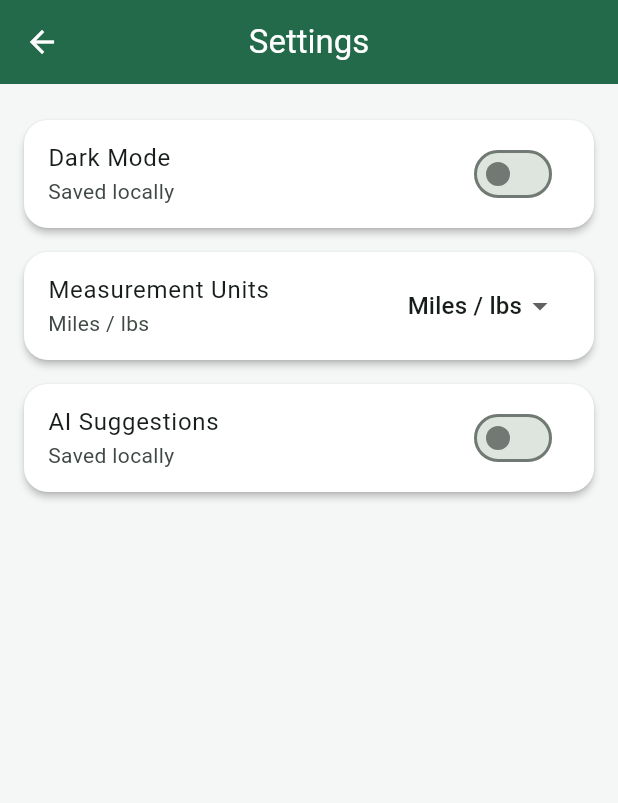
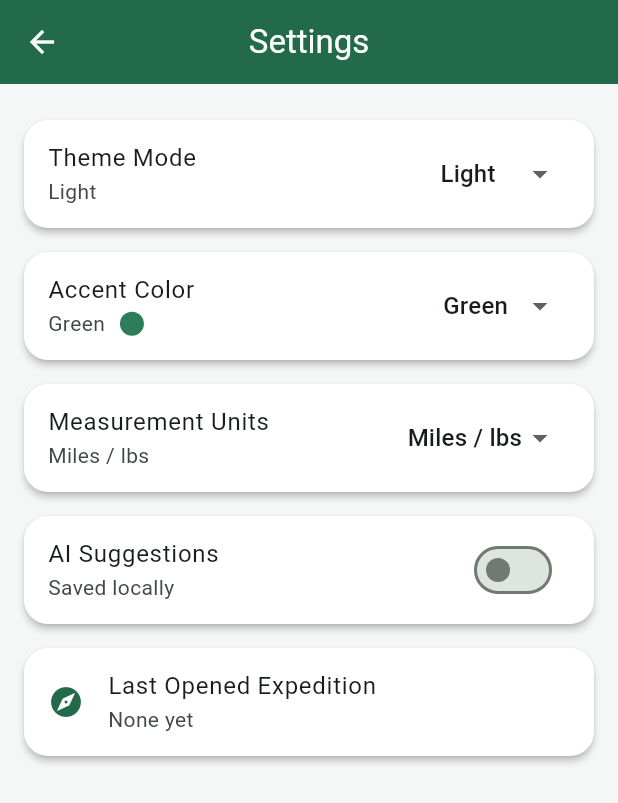
Before and after one commit to raifnjie/Expedition_planner_Team_U7, a Flutter app: the SettingsScreen screen opened by its route, after a tap on "AI Suggestions", on a phone screen of 412 x 824 dp. Shown: the top 803 px of the screen. Run offline on Flutter 3.47's test engine with Material 3 defaults, Android fonts, the light colour scheme and no system bars; our stand-ins replace shared_preferences, sqflite; accounts and stored records are empty.

Commit message:
persist settings and add last opened expedition support

```diff
--- a/lib/screens/dashboard_screen.dart
+++ b/lib/screens/dashboard_screen.dart
@@ -1,6 +1,7 @@
 import 'package:flutter/material.dart';
 import '../models/expedition.dart';
 import '../services/database_helper.dart';
+import '../services/app_settings.dart';
 import '../widgets/expedition_card.dart';
 
 class DashboardScreen extends StatefulWidget {
@@ -46,6 +47,8 @@ class _DashboardScreenState extends State<DashboardScreen> {
   }
 
   Future<void> openDetailsScreen(Expedition expedition) async {
+    await AppSettings.instance.setLastOpenedExpedition(expedition);
+
     await Navigator.pushNamed(
       context,
       '/expedition-details',
@@ -57,6 +60,15 @@ class _DashboardScreenState extends State<DashboardScreen> {
 
   @override
   Widget build(BuildContext context) {
+    return AnimatedBuilder(
+      animation: AppSettings.instance,
+      builder: (context, _) {
+        final settings = AppSettings.instance;
+        final lastOpened = expeditions.cast<Expedition?>().firstWhere(
+              (e) => e?.id == settings.lastOpenedExpeditionId,
+              orElse: () => null,
+            );
+
         return Scaffold(
           appBar: AppBar(
             title: const Text('Expedition Planner'),
@@ -86,6 +98,20 @@ class _DashboardScreenState extends State<DashboardScreen> {
                     'Create, view, edit, and manage your trips offline.',
                     style: TextStyle(color: Colors.grey.shade700),
                   ),
+                  if (lastOpened != null) ...[
+                    const SizedBox(height: 16),
+                    Card(
+                      child: ListTile(
+                        leading: const Icon(Icons.history),
+                        title: const Text('Last Opened Expedition'),
+                        subtitle: Text(lastOpened.name),
+                        trailing: TextButton(
+                          onPressed: () => openDetailsScreen(lastOpened),
+                          child: const Text('Open'),
+                        ),
+                      ),
+                    ),
+                  ],
                   const SizedBox(height: 16),
                   Expanded(
                     child: isLoading
@@ -130,5 +156,7 @@ class _DashboardScreenState extends State<DashboardScreen> {
             label: const Text('New Expedition'),
           ),
         );
+      },
+    );
   }
 }
--- a/lib/screens/settings_screen.dart
+++ b/lib/screens/settings_screen.dart
@@ -1,86 +1,96 @@
 import 'package:flutter/material.dart';
-import 'package:shared_preferences/shared_preferences.dart';
+import '../services/app_settings.dart';
+import '../theme/app_theme.dart';
 
-class SettingsScreen extends StatefulWidget {
+class SettingsScreen extends StatelessWidget {
   const SettingsScreen({super.key});
 
   @override
-  State<SettingsScreen> createState() => _SettingsScreenState();
-}
+  Widget build(BuildContext context) {
+    return AnimatedBuilder(
+      animation: AppSettings.instance,
+      builder: (context, _) {
+        final settings = AppSettings.instance;
+        final scheme = Theme.of(context).colorScheme;
 
-class _SettingsScreenState extends State<SettingsScreen> {
-  bool darkMode = false;
-  bool aiSuggestions = true;
-  String selectedUnit = 'Miles / lbs';
-  bool isLoading = true;
-
-  @override
-  void initState() {
-    super.initState();
-    loadSettings();
-  }
-
-  Future<void> loadSettings() async {
-    final prefs = await SharedPreferences.getInstance();
-
-    if (!mounted) return;
-    setState(() {
-      darkMode = prefs.getBool('darkMode') ?? false;
-      aiSuggestions = prefs.getBool('aiSuggestions') ?? true;
-      selectedUnit = prefs.getString('selectedUnit') ?? 'Miles / lbs';
-      isLoading = false;
-    });
-  }
-
-  Future<void> saveDarkMode(bool value) async {
-    final prefs = await SharedPreferences.getInstance();
-    await prefs.setBool('darkMode', value);
-    setState(() {
-      darkMode = value;
-    });
-  }
-
-  Future<void> saveAiSuggestions(bool value) async {
-    final prefs = await SharedPreferences.getInstance();
-    await prefs.setBool('aiSuggestions', value);
-    setState(() {
-      aiSuggestions = value;
-    });
-  }
-
-  Future<void> saveUnits(String value) async {
-    final prefs = await SharedPreferences.getInstance();
-    await prefs.setString('selectedUnit', value);
-    setState(() {
-      selectedUnit = value;
-    });
-  }
-
-  @override
-  Widget build(BuildContext context) {
         return Scaffold(
           appBar: AppBar(
             title: const Text('Settings'),
           ),
-      body: isLoading
-          ? const Center(child: CircularProgressIndicator())
-          : ListView(
+          body: ListView(
             padding: const EdgeInsets.all(16),
             children: [
               Card(
-                  child: SwitchListTile(
-                    value: darkMode,
-                    onChanged: saveDarkMode,
-                    title: const Text('Dark Mode'),
-                    subtitle: const Text('Saved locally'),
+                child: ListTile(
+                  title: const Text('Theme Mode'),
+                  subtitle: Text(settings.themeModeLabel),
+                  trailing: DropdownButton<ThemeMode>(
+                    value: settings.themeMode,
+                    underline: const SizedBox(),
+                    items: const [
+                      DropdownMenuItem(
+                        value: ThemeMode.light,
+                        child: Text('Light'),
+                      ),
+                      DropdownMenuItem(
+                        value: ThemeMode.dark,
+                        child: Text('Dark'),
+                      ),
+                      DropdownMenuItem(
+                        value: ThemeMode.system,
+                        child: Text('System'),
+                      ),
+                    ],
+                    onChanged: (value) {
+                      if (value != null) {
+                        settings.setThemeMode(value);
+                      }
+                    },
+                  ),
+                ),
+              ),
+              Card(
+                child: ListTile(
+                  title: const Text('Accent Color'),
+                  subtitle: Row(
+                    children: [
+                      Text(settings.accentColorName),
+                      const SizedBox(width: 10),
+                      Container(
+                        width: 16,
+                        height: 16,
+                        decoration: BoxDecoration(
+                          color: settings.accentColor,
+                          shape: BoxShape.circle,
+                        ),
+                      ),
+                    ],
+                  ),
+                  trailing: DropdownButton<String>(
+                    value: settings.accentColorName,
+                    underline: const SizedBox(),
+                    items: AppTheme.accentOptions.keys
+                        .map(
+                          (name) => DropdownMenuItem(
+                            value: name,
+                            child: Text(name),
+                          ),
+                        )
+                        .toList(),
+                    onChanged: (value) {
+                      if (value != null) {
+                        settings.setAccentColorName(value);
+                      }
+                    },
+                  ),
                 ),
               ),
               Card(
                 child: ListTile(
                   title: const Text('Measurement Units'),
-                    subtitle: Text(selectedUnit),
+                  subtitle: Text(settings.selectedUnit),
                   trailing: DropdownButton<String>(
-                      value: selectedUnit,
+                    value: settings.selectedUnit,
                     underline: const SizedBox(),
                     items: const [
                       DropdownMenuItem(
@@ -94,7 +104,7 @@ class _SettingsScreenState extends State<SettingsScreen> {
                     ],
                     onChanged: (value) {
                       if (value != null) {
-                          saveUnits(value);
+                        settings.setSelectedUnit(value);
                       }
                     },
                   ),
@@ -102,14 +112,25 @@ class _SettingsScreenState extends State<SettingsScreen> {
               ),
               Card(
                 child: SwitchListTile(
-                    value: aiSuggestions,
-                    onChanged: saveAiSuggestions,
+                  value: settings.aiSuggestionsEnabled,
+                  onChanged: settings.setAiSuggestionsEnabled,
                   title: const Text('AI Suggestions'),
                   subtitle: const Text('Saved locally'),
+                ),
+              ),
+              Card(
+                child: ListTile(
+                  leading: Icon(Icons.explore, color: scheme.primary),
+                  title: const Text('Last Opened Expedition'),
+                  subtitle: Text(
+                    settings.lastOpenedExpeditionName ?? 'None yet',
+                  ),
                 ),
               ),
             ],
           ),
         );
+      },
+    );
   }
 }
```
Lines whose indentation alone changed are shown as unchanged.
